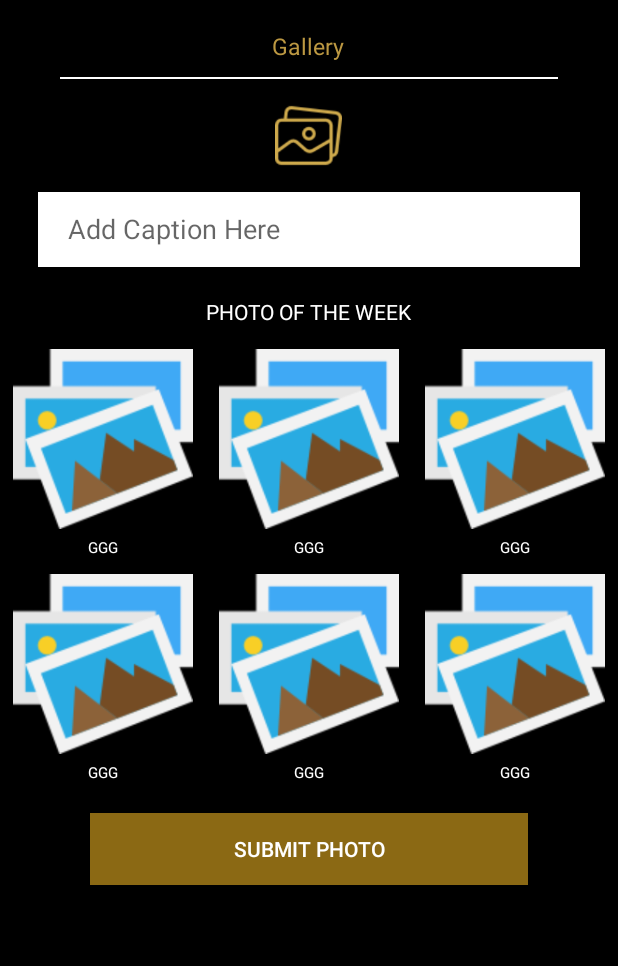
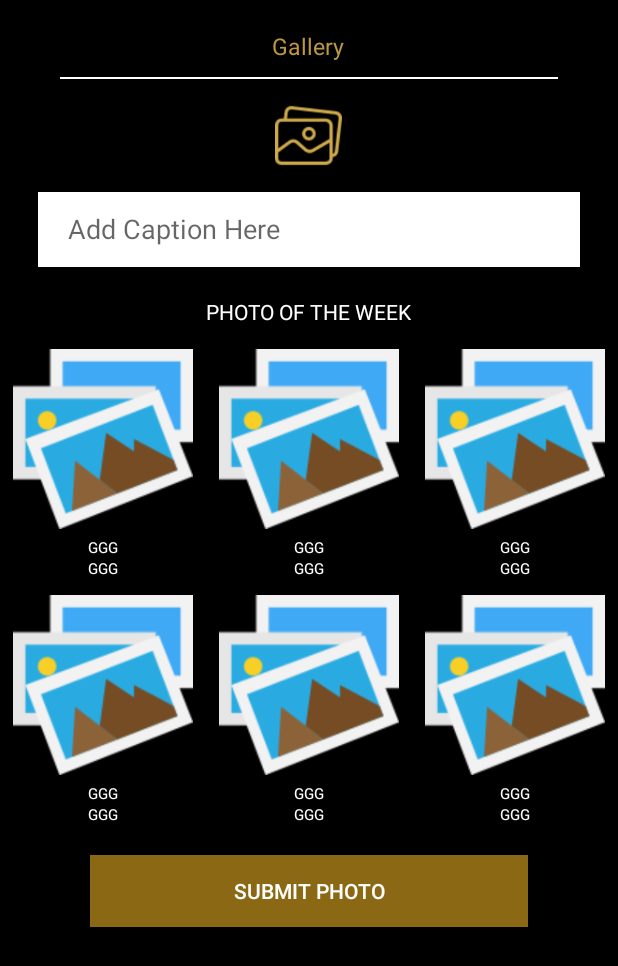
Before and after one commit to avikalprakash/TracTorAppNew1, an Android app: the layout activity_gallery.xml on its own in the app's theme, with its tools: preview values and no code run, on a phone screen of 412 x 824 dp. Shown: the top 966 px of the screen. Run offline under Robolectric (Android 15) with nearby library versions, the light colour scheme and no system bars; network calls fail.

Commit message:
commit change

```diff
--- a/app/src/main/java/com/lueinfo/tractorapp/MenuActivity.java
+++ b/app/src/main/java/com/lueinfo/tractorapp/MenuActivity.java
@@ -51,6 +51,8 @@ public class MenuActivity extends AppCompatActivity implements View.OnClickListe
     FrameLayout searchFrame;
     MenAdap adapter;
 
+
+
     TextView title;
     List<PromotionModel> promotionlist = new ArrayList<>();
 
@@ -65,6 +67,8 @@ public class MenuActivity extends AppCompatActivity implements View.OnClickListe
 
         populatedata();
     }
+
+
 
 
     public void populatedata(){
--- a/app/src/main/res/layout/activity_gallery.xml
+++ b/app/src/main/res/layout/activity_gallery.xml
@@ -104,9 +104,20 @@
              android:layout_height="wrap_content"
              android:textColor="#ffffff"
              android:gravity="center"
+             android:id="@+id/caption1"
+             android:textSize="10dp"
+             android:text="GGG"
+             />
+
+         <TextView
+             android:layout_width="match_parent"
+             android:layout_height="wrap_content"
+             android:textColor="#ffffff"
+             android:gravity="center"
              android:id="@+id/uptxt1"
              android:textSize="10dp"
-             android:text="GGG"/>
+             android:text="GGG"
+             />
 
      </LinearLayout>
 
@@ -123,6 +134,16 @@
          android:id="@+id/img2"
          android:layout_margin="5dp"
          android:layout_height="120dp" />
+
+         <TextView
+             android:layout_width="match_parent"
+             android:layout_height="wrap_content"
+             android:textColor="#ffffff"
+             android:gravity="center"
+             android:id="@+id/caption2"
+             android:textSize="10dp"
+             android:text="GGG"
+             />
 
          <TextView
              android:layout_width="match_parent"
@@ -147,6 +168,16 @@
          android:layout_margin="5dp"
          android:id="@+id/img3"
          android:layout_height="120dp" />
+
+         <TextView
+             android:layout_width="match_parent"
+             android:layout_height="wrap_content"
+             android:textColor="#ffffff"
+             android:gravity="center"
+             android:id="@+id/caption3"
+             android:textSize="10dp"
+             android:text="GGG"
+             />
 
          <TextView
              android:layout_width="match_parent"
@@ -185,6 +216,16 @@
                         android:layout_width="match_parent"
                         android:layout_height="wrap_content"
                         android:textColor="#ffffff"
+                        android:gravity="center"
+                        android:id="@+id/caption4"
+                        android:textSize="10dp"
+                        android:text="GGG"
+                        />
+
+                    <TextView
+                        android:layout_width="match_parent"
+                        android:layout_height="wrap_content"
+                        android:textColor="#ffffff"
                         android:id="@+id/uptxt4"
                         android:textSize="10dp"
                         android:gravity="center"
@@ -205,6 +246,16 @@
                     android:layout_margin="5dp"
                     android:id="@+id/img5"
                     android:layout_height="120dp" />
+
+                    <TextView
+                        android:layout_width="match_parent"
+                        android:layout_height="wrap_content"
+                        android:textColor="#ffffff"
+                        android:gravity="center"
+                        android:id="@+id/caption5"
+                        android:textSize="10dp"
+                        android:text="GGG"
+                        />
 
                     <TextView
                         android:layout_width="match_parent"
@@ -232,6 +283,15 @@
                     android:layout_margin="5dp"
                     android:layout_height="120dp" />
 
+                    <TextView
+                        android:layout_width="match_parent"
+                        android:layout_height="wrap_content"
+                        android:textColor="#ffffff"
+                        android:gravity="center"
+                        android:id="@+id/caption6"
+                        android:textSize="10dp"
+                        android:text="GGG"
+                        />
 
                     <TextView
                         android:layout_width="match_parent"
```
Also changed, not shown: app/src/main/java/com/lueinfo/tractorapp/Gallery.java (+68 -49 lines), app/src/main/java/com/lueinfo/tractorapp/GeowinePack/GeoNewsBuletin.java (+14 -6 lines), app/src/main/java/com/lueinfo/tractorapp/GeowinePack/GeoWIneFrag.java (+5 -5 lines), app/src/main/res/layout/zoomview.xml (+9 -0 lines).
